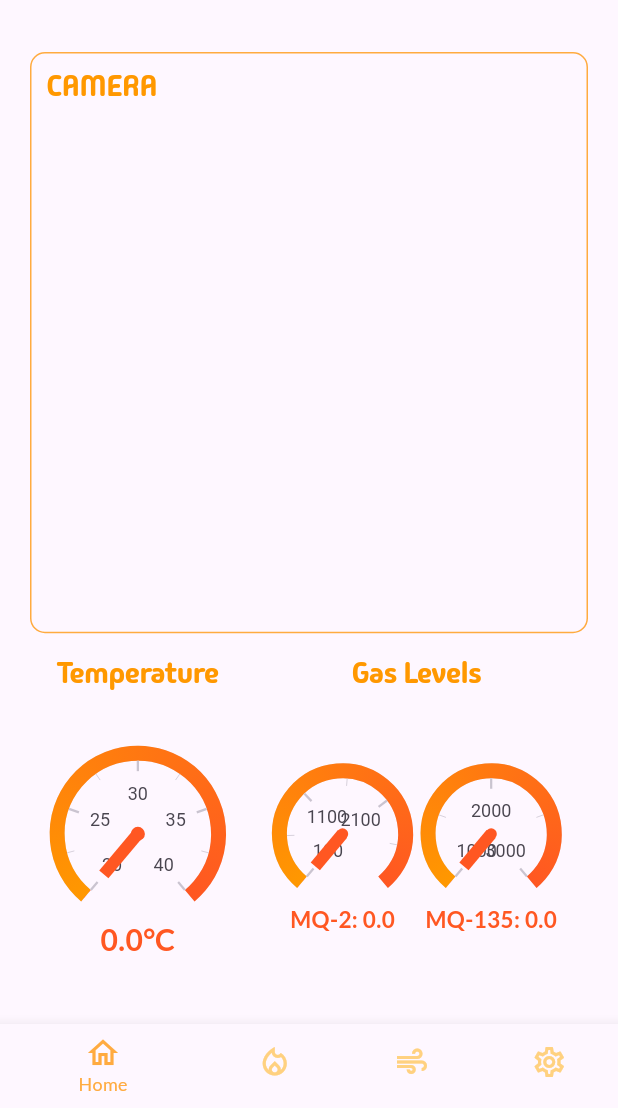
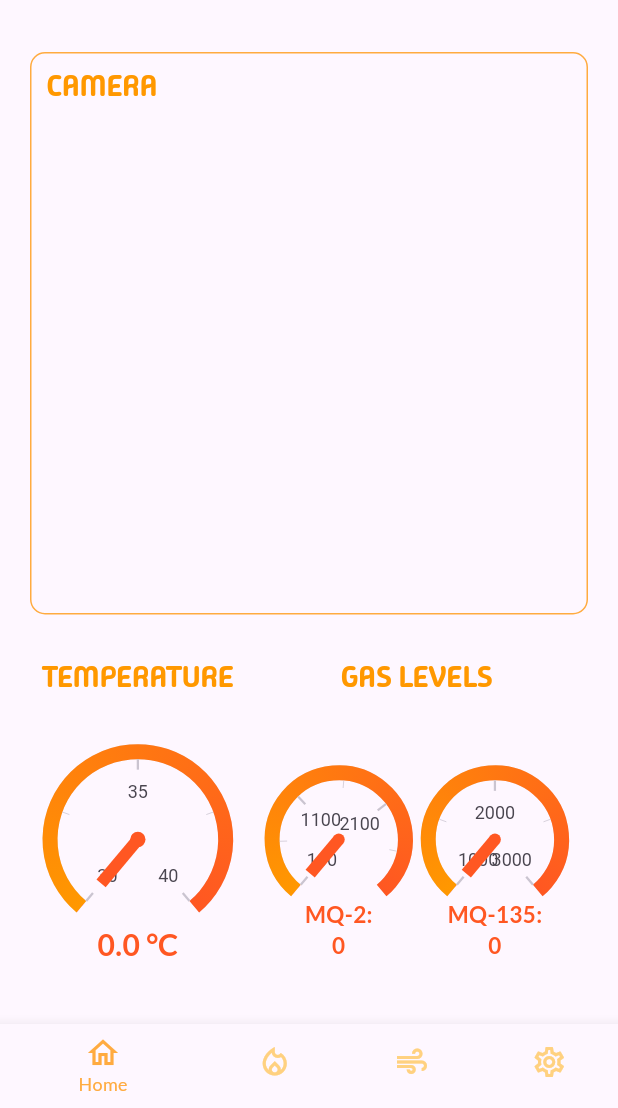
Before and after one commit to Chris24th/SSHv1, a Flutter app: the screen it shows after launch, on a phone screen of 412 x 824 dp, the part 128-1236 px from its top. Run offline on Flutter 3.47's test engine with Material 3 defaults, Android fonts, the phone set to English and light mode, and no system bars; drawn by our look-alikes of syncfusion_flutter_gauges; our stand-ins replace syncfusion_flutter_charts; network calls fail.

Commit message:
fixed date and spacing

```diff
--- a/lib/Pages/HomePage.dart
+++ b/lib/Pages/HomePage.dart
@@ -113,6 +113,7 @@ class _HomePageState extends State<HomePage> {
               ),
             ),
             //TEMP AND GAS
+            const SizedBox(height: 20),
             Expanded(
               flex: 3,
               child: Row(
@@ -123,23 +124,23 @@ class _HomePageState extends State<HomePage> {
                     flex: 2,
                     child: Container(
                         height: double.maxFinite,
-                        padding: const EdgeInsets.all(10),
+                        padding: const EdgeInsets.all(5),
                         margin: const EdgeInsets.only(right: 5),
                         child: Column(
                           children: [
                             Text(
-                              "Temperature",
+                              "TEMPERATURE",
                               style: Theme.of(context).textTheme.displayLarge,
                             ),
                             Expanded(
                                 child: SfRadialGauge(
                               axes: <RadialAxis>[
                                 RadialAxis(
-                                  minimum: 20,
+                                  minimum: 30,
                                   maximum: 40,
                                   ranges: <GaugeRange>[
                                     GaugeRange(
-                                      startValue: 20,
+                                      startValue: 30,
                                       endValue: 40,
                                       gradient: SweepGradient(
                                           colors: context
@@ -179,7 +180,7 @@ class _HomePageState extends State<HomePage> {
                                   annotations: <GaugeAnnotation>[
                                     GaugeAnnotation(
                                       widget: Text(
-                                        '$_currentTempData°C',
+                                        '$_currentTempData °C',
                                         style: TextStyle(
                                           fontSize: 20,
                                           fontWeight: FontWeight.bold,
@@ -191,7 +192,7 @@ class _HomePageState extends State<HomePage> {
                                         ),
                                       ),
                                       angle: 90,
-                                      positionFactor: 1.2,
+                                      positionFactor: 1.1,
                                     ),
                                   ],
                                 ),
@@ -205,12 +206,12 @@ class _HomePageState extends State<HomePage> {
                     flex: 3,
                     child: Container(
                         height: double.maxFinite,
-                        padding: const EdgeInsets.all(10),
+                        padding: const EdgeInsets.all(5),
                         margin: const EdgeInsets.only(right: 5),
                         child: Column(
                           children: [
                             Text(
-                              "Gas Levels",
+                              "GAS LEVELS",
                               style: Theme.of(context).textTheme.displayLarge,
                             ),
                             Expanded(
@@ -264,7 +265,7 @@ class _HomePageState extends State<HomePage> {
                                     annotations: <GaugeAnnotation>[
                                       GaugeAnnotation(
                                         widget: Text(
-                                          'MQ-2: $_currentMq2Data',
+                                          'MQ-2:\n${_currentMq2Data.toInt()}',
                                           style: TextStyle(
                                             fontSize: 15,
                                             fontWeight: FontWeight.bold,
@@ -274,6 +275,7 @@ class _HomePageState extends State<HomePage> {
                                                 ? Colors.tealAccent
                                                 : Colors.deepOrange,
                                           ),
+                                          textAlign: TextAlign.center,
                                         ),
                                         angle: 90,
                                         positionFactor: 1.2,
@@ -331,7 +333,7 @@ class _HomePageState extends State<HomePage> {
                                     annotations: <GaugeAnnotation>[
                                       GaugeAnnotation(
                                         widget: Text(
-                                          'MQ-135: $_currentMq135Data',
+                                          'MQ-135:\n${_currentMq135Data.toInt()}',
                                           style: TextStyle(
                                             fontSize: 15,
                                             fontWeight: FontWeight.bold,
@@ -341,6 +343,7 @@ class _HomePageState extends State<HomePage> {
                                                 ? Colors.tealAccent
                                                 : Colors.deepOrange,
                                           ),
+                                          textAlign: TextAlign.center,
                                         ),
                                         angle: 90,
                                         positionFactor: 1.2,
--- a/pubspec.yaml
+++ b/pubspec.yaml
@@ -38,13 +38,8 @@ dependencies:
   # The following adds the Cupertino Icons font to your application.
   # Use with the CupertinoIcons class for iOS style icons.
   cupertino_icons: ^1.0.2
-  firebase_auth: ^4.16.0
-  firebase_core: ^2.24.2
   flutter_launcher_icons: ^0.13.1
   http: ^1.1.0
-  cloud_firestore: ^4.14.0
-  google_fonts: ^6.2.0
-  fl_chart: ^0.65.0
   syncfusion_flutter_charts: ^24.2.0
   syncfusion_flutter_gauges: ^24.2.9
 
```
Also changed, not shown: lib/Pages/SmokePage.dart (+4 -4 lines), lib/Pages/TempPage.dart (+13 -8 lines), firebase.json (added), pubspec.lock, 9 other files.
